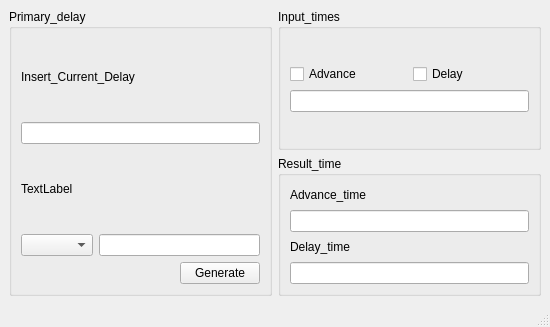
Above: delay_caculate/ui/MainWindow.ui from zhanghaotian-T/DXXXX before the change. Below: the same form after it.
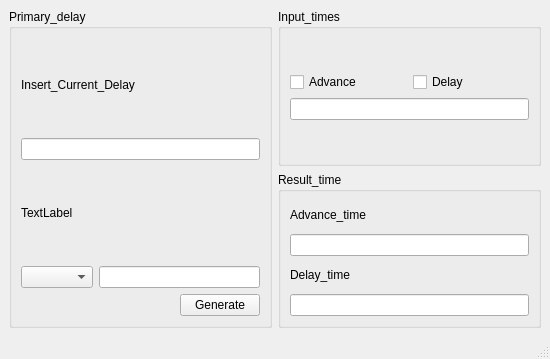
That is the form after the change.

Diff of the .ui file:
```diff
--- a/delay_caculate/ui/MainWindow.ui
+++ b/delay_caculate/ui/MainWindow.ui
@@ -7,7 +7,7 @@
     <x>0</x>
     <y>0</y>
     <width>550</width>
-    <height>327</height>
+    <height>359</height>
    </rect>
   </property>
   <property name="windowTitle">
```
Left out of the diff: 3 changed lines with no effect on the pictures.
